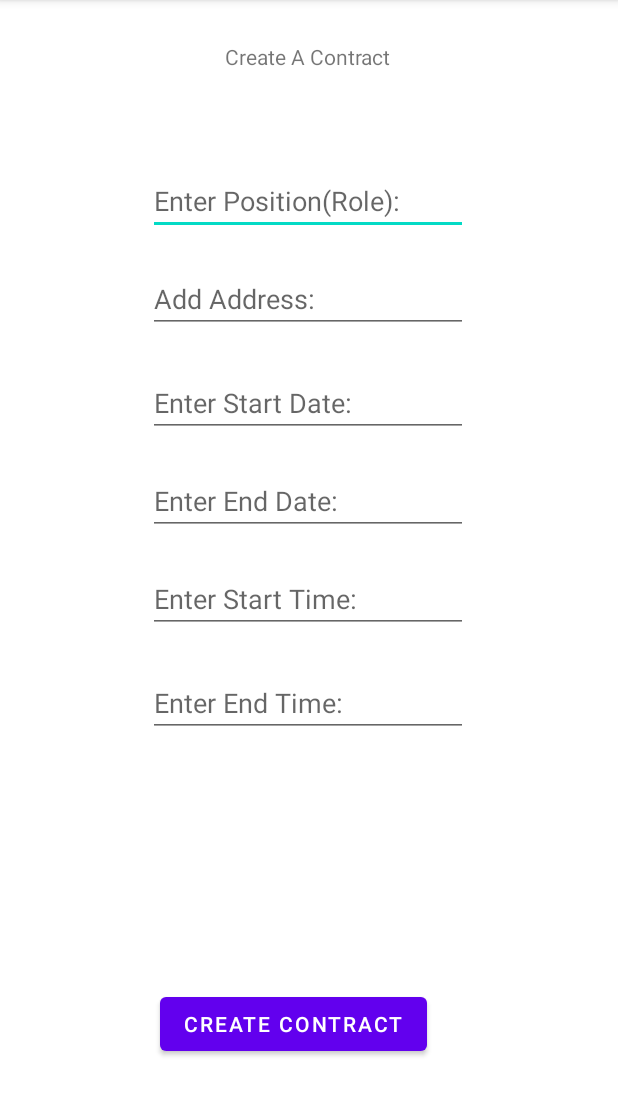
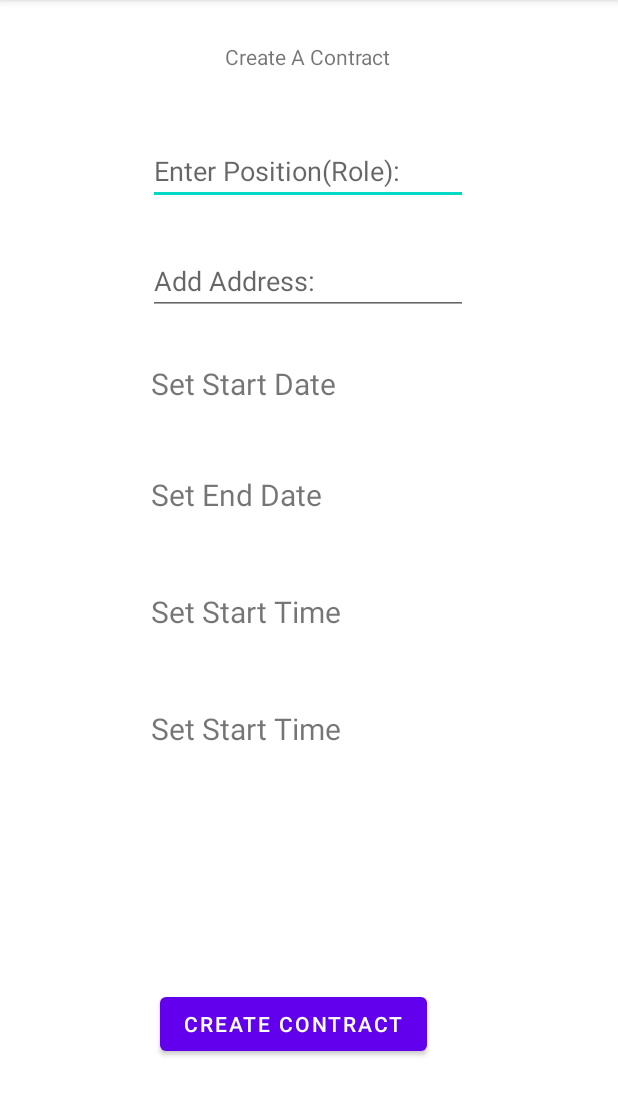
Before and after one commit to paulLangtry1/FYPWorking, an Android app: the AddContract screen opened directly, with no data from a screen before it, on a phone screen of 412 x 824 dp, the part 84-1200 px from its top. Run offline under Robolectric (Android 15) with nearby library versions, the phone set to English and light mode, and no system bars; our stand-ins replace Firebase (no records; nobody signed in at launch, a user with empty details on screens opened directly).

Commit message:
All files up to date 22/01/2021

```diff
--- a/app/build.gradle
+++ b/app/build.gradle
@@ -43,5 +43,6 @@ dependencies {
     androidTestImplementation 'androidx.test.ext:junit:1.1.1'
     androidTestImplementation 'androidx.test.espresso:espresso-core:3.2.0'
     implementation 'com.squareup.picasso:picasso:2.71828'
+    implementation 'com.google.maps.android:android-maps-utils:2.1.0'
 
 }
--- a/app/src/main/AndroidManifest.xml
+++ b/app/src/main/AndroidManifest.xml
@@ -38,7 +38,7 @@
         -->
         <meta-data
             android:name="com.google.android.geo.API_KEY"
-            android:value="@string/google_maps_key" />
+            android:value="AIzaSyDPEyXMry97-g1Qoa3ekP6FrUYgZZVmmHs" />
 
         <activity
             android:name=".MapsActivity"
--- a/app/src/main/java/com/example/myfyp/AddContract.java
+++ b/app/src/main/java/com/example/myfyp/AddContract.java
@@ -2,12 +2,18 @@ package com.example.myfyp;
 
 import androidx.annotation.NonNull;
 import androidx.appcompat.app.AppCompatActivity;
+import androidx.fragment.app.DialogFragment;
 
+import android.app.DatePickerDialog;
+import android.app.TimePickerDialog;
 import android.content.Intent;
 import android.os.Bundle;
 import android.view.View;
 import android.widget.Button;
+import android.widget.DatePicker;
 import android.widget.EditText;
+import android.widget.TextView;
+import android.widget.TimePicker;
 import android.widget.Toast;
 
 import com.google.firebase.auth.FirebaseAuth;
@@ -18,16 +24,27 @@ import com.google.firebase.database.DatabaseReference;
 import com.google.firebase.database.FirebaseDatabase;
 import com.google.firebase.database.ValueEventListener;
 
-public class AddContract extends AppCompatActivity
+import java.sql.Time;
+import java.util.Calendar;
+
+public class AddContract extends AppCompatActivity implements DatePickerDialog.OnDateSetListener, TimePickerDialog.OnTimeSetListener
 {
+    boolean startdateselected = true;
     private DatabaseReference dbRef,ref;
     private static final String Contract = "Contract";
     private FirebaseUser user;
     private FirebaseDatabase db;
     private String uid;
+    private DatePicker dpStartdate,dpEnddate;
     private EditText etAddpositon,etAddaddress,etAddenddate,etAddstartdate,etAddendtime,etAddstarttime;
+    private TextView tvstartdate,tvenddate,tvstarttime,tvendtime;
     private Button btnCreateContract;
     private Company currentcompany;
+    private String startDate;
+    private String endDate;
+    private String startTime;
+    private String endTime;
+    private boolean starttimeistrue=true;
 
     @Override
     protected void onCreate(Bundle savedInstanceState)
@@ -45,12 +62,48 @@ public class AddContract extends AppCompatActivity
 
         etAddpositon = findViewById(R.id.etAddposition);
         etAddaddress = findViewById(R.id.etAddAddress);
-        etAddenddate = findViewById(R.id.etAddenddate);
-        etAddstartdate = findViewById(R.id.etAddstartdate);
-        etAddendtime = findViewById(R.id.etAddcontent);
-        etAddstarttime = findViewById(R.id.etAddstarttime);
+        tvstartdate = findViewById(R.id.tvStartdate);
+        tvenddate = findViewById(R.id.tvEnddate);
+        tvstarttime = findViewById(R.id.tvStarttime);
+        tvendtime = findViewById(R.id.tvEndTime);
 
         btnCreateContract = findViewById(R.id.btnAddComment);
+
+        tvstartdate.setOnClickListener(new View.OnClickListener() {
+            @Override
+            public void onClick(View v) {
+                showDatePickerStartDate();
+                startdateselected=true;
+            }
+        });
+        tvenddate.setOnClickListener(new View.OnClickListener() {
+            @Override
+            public void onClick(View v) {
+                showEndDate();
+                startdateselected = false;
+
+            }
+        });
+
+        tvstarttime.setOnClickListener(new View.OnClickListener() {
+            @Override
+            public void onClick(View v) {
+                DialogFragment timepicker = new TimePickerFragment();
+                timepicker.show(getSupportFragmentManager(),"time picker");
+                starttimeistrue=true;
+
+            }
+        });
+        tvendtime.setOnClickListener(new View.OnClickListener() {
+            @Override
+            public void onClick(View v) {
+                DialogFragment timepicker = new TimePickerFragment();
+                timepicker.show(getSupportFragmentManager(),"time picker");
+                starttimeistrue=false;
+            }
+        });
+
+
 
         btnCreateContract.setOnClickListener(new View.OnClickListener()
         {
@@ -67,12 +120,14 @@ public class AddContract extends AppCompatActivity
                                 String currentName = currentcompany.getCompanyName();
 
 
+
+
                                 String position = etAddpositon.getText().toString();
                                 String address = etAddaddress.getText().toString();
-                                String enddate = etAddenddate.getText().toString();
-                                String startdate = etAddstartdate.getText().toString();
-                                String endtime = etAddendtime.getText().toString();
-                                String starttime = etAddstarttime.getText().toString();
+                                String enddate = endDate;
+                                String startdate = startDate;
+                                String endtime = endTime;
+                                String starttime = startTime;
                                 String companyID = uid;
                                 String userID = "";
                                 String companyName = currentName;
@@ -112,4 +167,52 @@ public class AddContract extends AppCompatActivity
             }
         });
     }
+    private void showDatePickerStartDate()
+    {
+        DatePickerDialog dpd = new DatePickerDialog(this,this,
+                Calendar.getInstance().get(Calendar.YEAR),Calendar.getInstance().get(Calendar.MONTH),Calendar.getInstance().get(Calendar.DAY_OF_MONTH));
+                dpd.show();
+    }
+    private void showEndDate()
+    {
+        DatePickerDialog dpd2 = new DatePickerDialog(this,this,
+                Calendar.getInstance().get(Calendar.YEAR),Calendar.getInstance().get(Calendar.MONTH),Calendar.getInstance().get(Calendar.DAY_OF_MONTH));
+        dpd2.show();
+    }
+
+    @Override
+    public void onDateSet(DatePicker dpd, int year, int month, int dayOfMonth)
+    {
+        if(startdateselected==true)
+        {
+            startDate = dayOfMonth  + "/" + (month + 1)  + "/" + year;
+            tvstartdate.setText(startDate);
+        }
+        else
+        {
+            endDate = dayOfMonth  + "/" + (month + 1)  + "/" + year;
+            tvenddate.setText(endDate);
+        }
+
+
+
+    }
+
+
+    @Override
+    public void onTimeSet(TimePicker view, int hourOfDay, int minute)
+    {
+        if(starttimeistrue == true)
+        {
+            tvstarttime.setText("Hours: " +hourOfDay + " Minute: " + minute);
+            startTime= hourOfDay + " : " + minute;
+
+        }
+        else
+        {
+            tvendtime.setText("Hours: " +hourOfDay + " Minute: " + minute);
+            endTime=hourOfDay + " : " + minute;
+        }
+
+    }
 }
--- a/app/src/main/java/com/example/myfyp/UserHomeActivity.java
+++ b/app/src/main/java/com/example/myfyp/UserHomeActivity.java
@@ -189,6 +189,9 @@ public class UserHomeActivity extends AppCompatActivity
             case R.id.item7:
                 chatForum();
                 return true;
+            case R.id.item8:
+                maps();
+                return true;
             default:
                 return super.onOptionsItemSelected(item);
         }
@@ -247,7 +250,7 @@ public class UserHomeActivity extends AppCompatActivity
     public void maps()
     {
 
-        Intent intent = new Intent(UserHomeActivity.this, verifyActivity.class);
+        Intent intent = new Intent(UserHomeActivity.this, MapsActivity.class);
         startActivity(intent);
 
 
--- a/app/src/main/res/layout/activity_add_contract.xml
+++ b/app/src/main/res/layout/activity_add_contract.xml
@@ -21,7 +21,7 @@
         android:id="@+id/etAddposition"
         android:layout_width="wrap_content"
         android:layout_height="wrap_content"
-        android:layout_marginTop="64dp"
+        android:layout_marginTop="44dp"
         android:ems="10"
         android:hint="Enter Position(Role):"
         android:inputType="textPersonName"
@@ -34,7 +34,7 @@
         android:id="@+id/etAddAddress"
         android:layout_width="wrap_content"
         android:layout_height="wrap_content"
-        android:layout_marginTop="20dp"
+        android:layout_marginTop="28dp"
         android:ems="10"
         android:hint="Add Address:"
         android:inputType="textPersonName"
@@ -55,55 +55,52 @@
         app:layout_constraintTop_toTopOf="parent"
         app:layout_constraintVertical_bias="0.915" />
 
-    <EditText
-        android:id="@+id/etAddstartdate"
-        android:layout_width="wrap_content"
-        android:layout_height="wrap_content"
-        android:layout_marginTop="24dp"
-        android:ems="10"
-        android:hint="Enter Start Date:"
-        android:inputType="textPersonName"
+    <TextView
+        android:id="@+id/tvStartdate"
+        android:layout_width="226dp"
+        android:layout_height="38dp"
+        android:layout_marginTop="32dp"
+        android:text="Set Start Date"
+        android:textSize="20sp"
         app:layout_constraintEnd_toEndOf="parent"
-        app:layout_constraintHorizontal_bias="0.497"
+        app:layout_constraintHorizontal_bias="0.54"
         app:layout_constraintStart_toStartOf="parent"
         app:layout_constraintTop_toBottomOf="@+id/etAddAddress" />
 
-    <EditText
-        android:id="@+id/etAddenddate"
-        android:layout_width="wrap_content"
-        android:layout_height="wrap_content"
-        android:layout_marginTop="20dp"
-        android:ems="10"
-        android:hint="Enter End Date:"
-        android:inputType="textPersonName"
+    <TextView
+        android:id="@+id/tvEnddate"
+        android:layout_width="226dp"
+        android:layout_height="38dp"
+        android:layout_marginTop="36dp"
+        android:text="Set End Date"
+        android:textSize="20sp"
         app:layout_constraintEnd_toEndOf="parent"
-        app:layout_constraintHorizontal_bias="0.497"
+        app:layout_constraintHorizontal_bias="0.54"
         app:layout_constraintStart_toStartOf="parent"
-        app:layout_constraintTop_toBottomOf="@+id/etAddstartdate" />
+        app:layout_constraintTop_toBottomOf="@+id/tvStartdate" />
 
-    <EditText
-        android:id="@+id/etAddstarttime"
-        android:layout_width="wrap_content"
-        android:layout_height="wrap_content"
-        android:layout_marginTop="20dp"
-        android:ems="10"
-        android:hint="Enter Start Time:"
-        android:inputType="textPersonName"
+    <TextView
+        android:id="@+id/tvStarttime"
+        android:layout_width="226dp"
+        android:layout_height="38dp"
+        android:layout_marginTop="40dp"
+        android:text="Set Start Time"
+        android:textSize="20sp"
         app:layout_constraintEnd_toEndOf="parent"
-        app:layout_constraintHorizontal_bias="0.497"
+        app:layout_constraintHorizontal_bias="0.54"
         app:layout_constraintStart_toStartOf="parent"
-        app:layout_constraintTop_toBottomOf="@+id/etAddenddate" />
+        app:layout_constraintTop_toBottomOf="@+id/tvEnddate" />
 
-    <EditText
-        android:id="@+id/etAddcontent"
-        android:layout_width="wrap_content"
-        android:layout_height="wrap_content"
-        android:layout_marginTop="24dp"
-        android:ems="10"
-        android:hint="Enter End Time:"
-        android:inputType="textPersonName"
+    <TextView
+        android:id="@+id/tvEndTime"
+        android:layout_width="226dp"
+        android:layout_height="38dp"
+        android:layout_marginTop="40dp"
+        android:text="Set Start Time"
+        android:textSize="20sp"
         app:layout_constraintEnd_toEndOf="parent"
-        app:layout_constraintHorizontal_bias="0.497"
+        app:layout_constraintHorizontal_bias="0.54"
         app:layout_constraintStart_toStartOf="parent"
-        app:layout_constraintTop_toBottomOf="@+id/etAddstarttime" />
+        app:layout_constraintTop_toBottomOf="@+id/tvStarttime" />
+
 </androidx.constraintlayout.widget.ConstraintLayout>
--- a/app/src/main/res/menu/menu.xml
+++ b/app/src/main/res/menu/menu.xml
@@ -24,6 +24,9 @@
     <item android:id="@+id/item7"
         android:title="View Chat Forum"
         app:showAsAction="never"/>
+    <item android:id="@+id/item8"
+        android:title="Maps"
+        app:showAsAction="never"/>
 
 
 </menu>
--- a/app/src/main/res/values/google_maps_api.xml
+++ b/app/src/main/res/values/google_maps_api.xml
@@ -21,5 +21,5 @@
     Once you have your key (it starts with "AIza"), replace the "google_maps_key"
     string in this file.
     -->
-    <string name="google_maps_key" templateMergeStrategy="preserve" translatable="false">AIzaSyBo4pNOjOhWsIDtFWpLD7y7YH3FRDwHI4M</string>
+    <string name="google_maps_key" templateMergeStrategy="preserve" translatable="false">AIzaSyDPEyXMry97-g1Qoa3ekP6FrUYgZZVmmHs</string>
 </resources>
```
Also changed, not shown: app/src/main/java/com/example/myfyp/MapsActivity.java (+56 -3 lines), app/src/main/java/com/example/myfyp/TimePickerFragment.java (added, +25 -0 lines), 1 other file.
